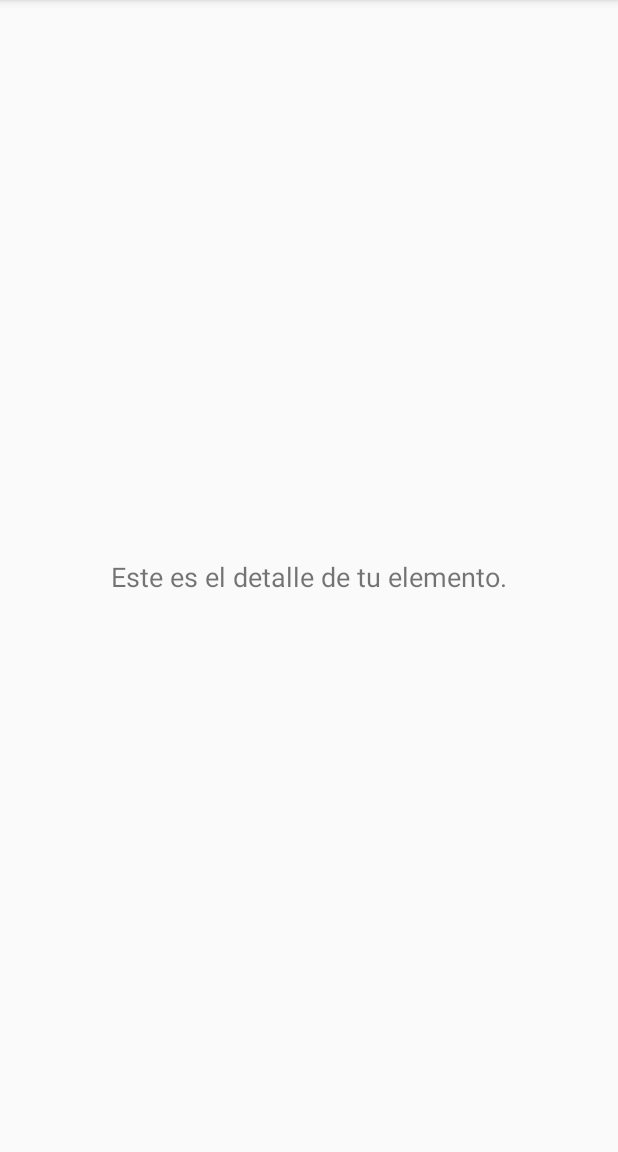
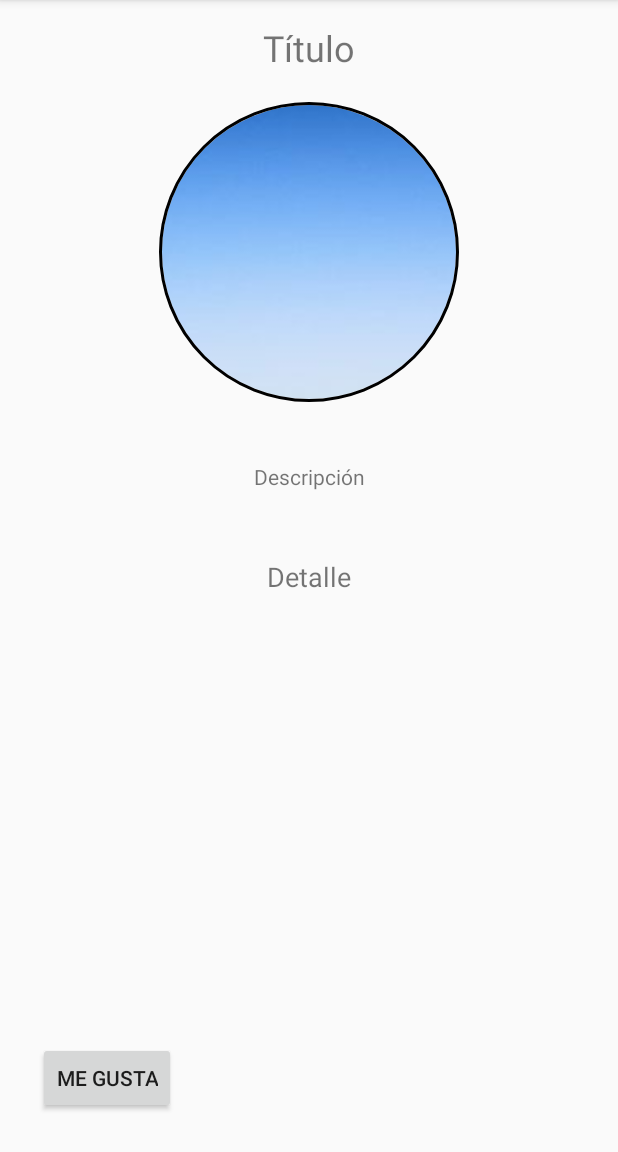
Before and after one commit to anacuende/DI, an Android app: the DetailActivity screen opened directly, with no data from a screen before it, on a phone screen of 412 x 824 dp, the part 84-1236 px from its top. Run offline under Robolectric (Android 15) with nearby library versions, the phone set to English and light mode, and no system bars; our stand-ins replace CircleImageView.

Commit message:
Ejercicio 3 terminado, añadido título, descripción, boón me gusta e imgen circular

```diff
--- a/sprint3android/app/build.gradle.kts
+++ b/sprint3android/app/build.gradle.kts
@@ -38,6 +38,7 @@ dependencies {
     implementation("androidx.constraintlayout:constraintlayout:2.1.4")
     implementation("androidx.navigation:navigation-fragment:2.7.4")
     implementation("androidx.navigation:navigation-ui:2.7.4")
+    implementation ("de.hdodenhof:circleimageview:3.1.0")
     testImplementation("junit:junit:4.13.2")
     androidTestImplementation("androidx.test.ext:junit:1.1.5")
     androidTestImplementation("androidx.test.espresso:espresso-core:3.5.1")
--- a/sprint3android/app/src/main/java/com/example/mycatalog/DetailActivity.java
+++ b/sprint3android/app/src/main/java/com/example/mycatalog/DetailActivity.java
@@ -10,9 +10,5 @@ public class DetailActivity extends AppCompatActivity {
     protected void onCreate(Bundle savedInstanceState) {
         super.onCreate(savedInstanceState);
         setContentView(R.layout.activity_detail);
-
-        TextView textViewDetail = findViewById(R.id.textViewDetail);
-        String detailText = "Este es el detalle de tu elemento.";
-        textViewDetail.setText(detailText);
     }
 }
--- /dev/null
+++ b/sprint3android/app/src/main/res/drawable/circular_border_background.xml
@@ -0,0 +1,9 @@
+<?xml version="1.0" encoding="utf-8"?>
+<layer-list xmlns:android="http://schemas.android.com/apk/res/android">
+    <item>
+        <shape
+            android:shape="oval">
+            <solid android:color="#FF5733" />
+        </shape>
+    </item>
+</layer-list>
--- a/sprint3android/app/src/main/res/layout/activity_detail.xml
+++ b/sprint3android/app/src/main/res/layout/activity_detail.xml
@@ -10,7 +10,7 @@
         android:id="@+id/textViewDetail"
         android:layout_width="wrap_content"
         android:layout_height="wrap_content"
-        android:text="Detalle de tu elemento aquí"
+        android:text="Detalle"
         android:textSize="18sp"
         app:layout_constraintTop_toTopOf="parent"
         app:layout_constraintStart_toStartOf="parent"
@@ -18,4 +18,56 @@
         app:layout_constraintBottom_toBottomOf="parent"
     />
 
+    <TextView
+        android:id="@+id/textViewTitle"
+        android:layout_width="wrap_content"
+        android:layout_height="wrap_content"
+        android:text="Título"
+        android:textSize="24sp"
+        app:layout_constraintTop_toTopOf="parent"
+        app:layout_constraintEnd_toEndOf="parent"
+        app:layout_constraintStart_toStartOf="parent"
+        android:layout_marginTop="15dp"
+    />
+
+    <de.hdodenhof.circleimageview.CircleImageView
+        android:id="@+id/imageView"
+        android:layout_width="200dp"
+        android:layout_height="200dp"
+        app:layout_constraintTop_toBottomOf="@id/textViewTitle"
+        app:layout_constraintStart_toStartOf="parent"
+        app:layout_constraintEnd_toEndOf="parent"
+        android:layout_marginTop="20dp"
+        android:scaleType="centerCrop"
+        app:civ_border_color="#000000"
+        app:civ_border_width="2dp"
+        app:civ_border_overlay="true"
+        android:src="@drawable/image_circular"
+    />
+
+    <TextView
+        android:id="@+id/textViewDescription"
+        android:layout_width="0dp"
+        android:layout_height="wrap_content"
+        android:text="Descripción"
+        android:textAlignment="center"
+        app:layout_constraintTop_toBottomOf="@id/imageView"
+        app:layout_constraintStart_toStartOf="parent"
+        app:layout_constraintEnd_toEndOf="parent"
+        android:layout_marginTop="40dp"
+        android:layout_marginStart="10dp"
+        android:layout_marginEnd="10dp"
+    />
+
+    <Button
+        android:id="@+id/buttonLike"
+        android:layout_width="wrap_content"
+        android:layout_height="wrap_content"
+        android:text="Me gusta"
+        app:layout_constraintStart_toStartOf="parent"
+        app:layout_constraintBottom_toBottomOf="parent"
+        android:layout_marginStart="25dp"
+        android:layout_marginBottom="25dp"
+    />
+
 </androidx.constraintlayout.widget.ConstraintLayout>
```
Also changed, not shown: sprint3android/app/src/main/res/drawable/image_circular.jpg (added).
